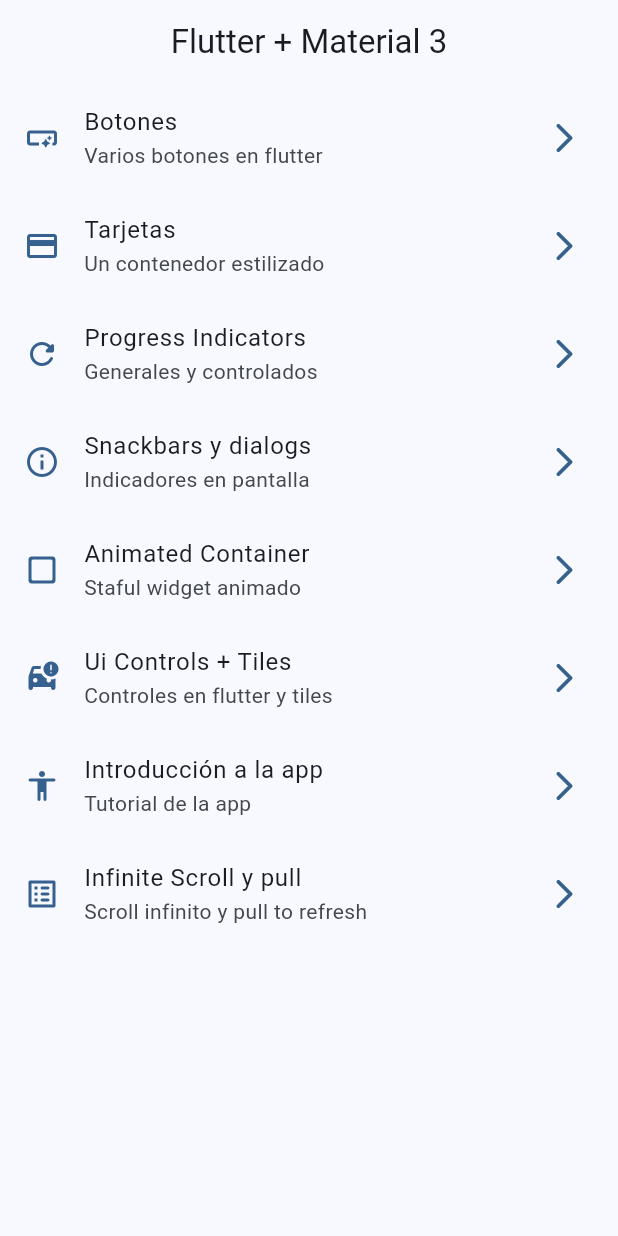
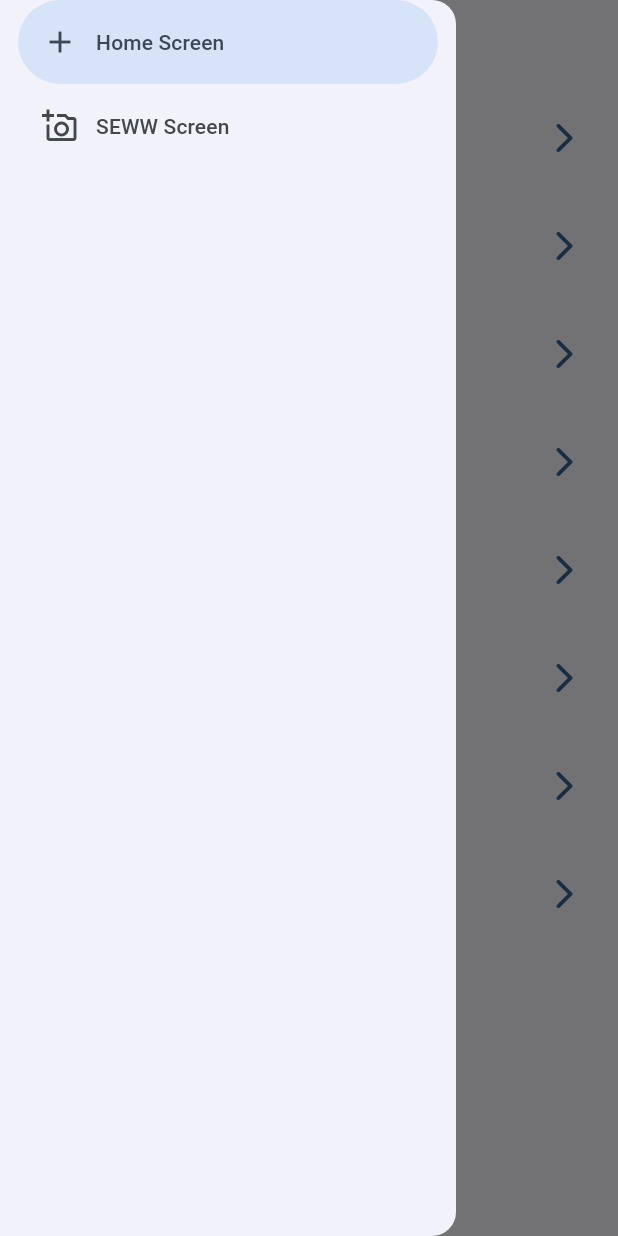
Before and after one commit to LuisLDA/widgets_app, a Flutter app: the screen it shows after launch, with the side drawer open (before the commit the screen has no drawer), on a phone screen of 412 x 824 dp. Run offline on Flutter 3.47's test engine with Material 2 defaults, Android fonts, the phone set to English and light mode, and no system bars; our stand-ins replace animate_do, go_router.

```diff
--- a/lib/presentation/screens/home/home_screen.dart
+++ b/lib/presentation/screens/home/home_screen.dart
@@ -1,6 +1,7 @@
 import 'package:flutter/material.dart';
 import 'package:go_router/go_router.dart';
 import 'package:widgets_app/config/menu/menu_items.dart';
+import 'package:widgets_app/presentation/widgets/side_menu.dart';
 
 class HomeScreen extends StatelessWidget {
   const HomeScreen({Key? key}) : super(key: key);
@@ -12,14 +13,13 @@ class HomeScreen extends StatelessWidget {
         title: const Text('Flutter + Material 3'),
       ),
       body: const _HomeView(),
+      drawer: const SideMenu()
     );
   }
 }
 
 class _HomeView extends StatelessWidget {
-  const _HomeView({
-    super.key,
-  });
+  const _HomeView();
 
   @override
   Widget build(BuildContext context) {
@@ -34,7 +34,6 @@ class _HomeView extends StatelessWidget {
 
 class _CustomListTile extends StatelessWidget {
   const _CustomListTile({
-    super.key,
     required this.menuItem,
   });
 
--- /dev/null
+++ b/lib/presentation/widgets/side_menu.dart
@@ -0,0 +1,30 @@
+import 'package:flutter/material.dart';
+
+class SideMenu extends StatefulWidget {
+  const SideMenu({super.key});
+
+  @override
+  State<SideMenu> createState() => _SideMenuState();
+}
+
+class _SideMenuState extends State<SideMenu> {
+  int navDrawerIndex = 0;
+
+  @override
+  Widget build(BuildContext context) {
+    return NavigationDrawer(
+        selectedIndex: navDrawerIndex,
+        onDestinationSelected: (value) {
+          setState(() {
+            navDrawerIndex = value;
+          });
+        },
+        children: const [
+          NavigationDrawerDestination(
+              icon: Icon(Icons.add), label: Text('Home Screen')),
+          NavigationDrawerDestination(
+              icon: Icon(Icons.add_a_photo_outlined),
+              label: Text('SEWW Screen')),
+        ]);
+  }
+}
```
